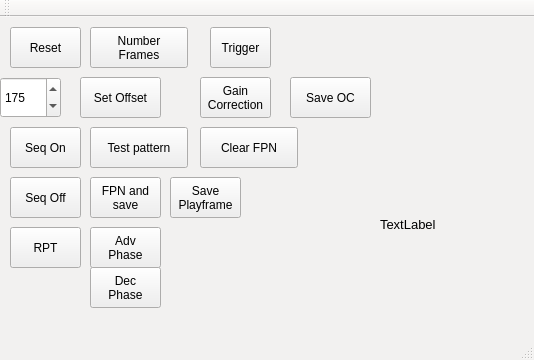
Before: the Qt Designer form src/mainwindow.ui in krontech/chronos-cam-app, drawn with Qt 5.
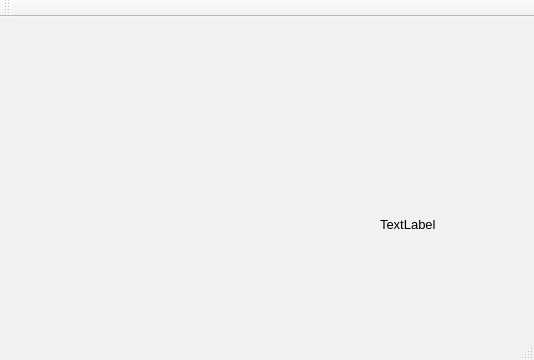
After: the same form once the commit is applied.

What changed in the file:
```diff
--- a/src/mainwindow.ui
+++ b/src/mainwindow.ui
@@ -84,33 +84,6 @@
    <double>1.000000000000000</double>
   </property>
   <widget class="QWidget" name="centralWidget">
-   <widget class="QPushButton" name="cmdWrite">
-    <property name="geometry">
-     <rect>
-      <x>10</x>
-      <y>210</y>
-      <width>71</width>
-      <height>41</height>
-     </rect>
-    </property>
-    <property name="text">
-     <string>RPT</string>
-    </property>
-   </widget>
-   <widget class="QPushButton" name="cmdAdvPhase">
-    <property name="geometry">
-     <rect>
-      <x>90</x>
-      <y>210</y>
-      <width>71</width>
-      <height>41</height>
-     </rect>
-    </property>
-    <property name="text">
-     <string>Adv
-Phase</string>
-    </property>
-   </widget>
    <widget class="QLabel" name="lblStatus">
     <property name="geometry">
      <rect>
@@ -135,196 +108,6 @@
      <set>Qt::AlignLeading|Qt::AlignLeft|Qt::AlignTop</set>
     </property>
    </widget>
-   <widget class="QPushButton" name="cmdSeqOn">
-    <property name="geometry">
-     <rect>
-      <x>10</x>
-      <y>110</y>
-      <width>71</width>
-      <height>41</height>
-     </rect>
-    </property>
-    <property name="text">
-     <string>Seq On</string>
-    </property>
-   </widget>
-   <widget class="QPushButton" name="cmdSeqOff">
-    <property name="geometry">
-     <rect>
-      <x>10</x>
-      <y>160</y>
-      <width>71</width>
-      <height>41</height>
-     </rect>
-    </property>
-    <property name="text">
-     <string>Seq Off</string>
-    </property>
-   </widget>
-   <widget class="QSpinBox" name="spnOffset">
-    <property name="geometry">
-     <rect>
-      <x>0</x>
-      <y>60</y>
-      <width>61</width>
-      <height>41</height>
-     </rect>
-    </property>
-    <property name="maximum">
-     <number>255</number>
-    </property>
-    <property name="value">
-     <number>175</number>
-    </property>
-   </widget>
-   <widget class="QPushButton" name="cmdSetOffset">
-    <property name="geometry">
-     <rect>
-      <x>80</x>
-      <y>60</y>
-      <width>81</width>
-      <height>41</height>
-     </rect>
-    </property>
-    <property name="text">
-     <string>Set Offset</string>
-    </property>
-   </widget>
-   <widget class="QPushButton" name="cmdTrigger">
-    <property name="geometry">
-     <rect>
-      <x>210</x>
-      <y>10</y>
-      <width>61</width>
-      <height>41</height>
-     </rect>
-    </property>
-    <property name="text">
-     <string>Trigger</string>
-    </property>
-   </widget>
-   <widget class="QPushButton" name="cmdRam">
-    <property name="geometry">
-     <rect>
-      <x>90</x>
-      <y>110</y>
-      <width>98</width>
-      <height>41</height>
-     </rect>
-    </property>
-    <property name="text">
-     <string>Test pattern</string>
-    </property>
-   </widget>
-   <widget class="QPushButton" name="cmdReset">
-    <property name="geometry">
-     <rect>
-      <x>10</x>
-      <y>10</y>
-      <width>71</width>
-      <height>41</height>
-     </rect>
-    </property>
-    <property name="text">
-     <string>Reset</string>
-    </property>
-   </widget>
-   <widget class="QPushButton" name="cmdFPN">
-    <property name="geometry">
-     <rect>
-      <x>90</x>
-      <y>160</y>
-      <width>71</width>
-      <height>41</height>
-     </rect>
-    </property>
-    <property name="text">
-     <string>FPN and
-save</string>
-    </property>
-   </widget>
-   <widget class="QPushButton" name="cmdFrameNumbers">
-    <property name="geometry">
-     <rect>
-      <x>90</x>
-      <y>10</y>
-      <width>98</width>
-      <height>41</height>
-     </rect>
-    </property>
-    <property name="text">
-     <string>Number
-Frames</string>
-    </property>
-   </widget>
-   <widget class="QPushButton" name="cmdDecPhase">
-    <property name="geometry">
-     <rect>
-      <x>90</x>
-      <y>250</y>
-      <width>71</width>
-      <height>41</height>
-     </rect>
-    </property>
-    <property name="text">
-     <string>Dec
-Phase</string>
-    </property>
-   </widget>
-   <widget class="QPushButton" name="cmdGC">
-    <property name="geometry">
-     <rect>
-      <x>200</x>
-      <y>60</y>
-      <width>71</width>
-      <height>41</height>
-     </rect>
-    </property>
-    <property name="text">
-     <string>Gain
-Correction</string>
-    </property>
-   </widget>
-   <widget class="QPushButton" name="cmdSaveOC">
-    <property name="geometry">
-     <rect>
-      <x>290</x>
-      <y>60</y>
-      <width>81</width>
-      <height>41</height>
-     </rect>
-    </property>
-    <property name="text">
-     <string>Save OC</string>
-    </property>
-   </widget>
-   <widget class="QPushButton" name="cmdSaveFrame">
-    <property name="geometry">
-     <rect>
-      <x>170</x>
-      <y>160</y>
-      <width>71</width>
-      <height>41</height>
-     </rect>
-    </property>
-    <property name="text">
-     <string>Save
-Playframe</string>
-    </property>
-   </widget>
-   <widget class="QPushButton" name="cmdClearFPN">
-    <property name="geometry">
-     <rect>
-      <x>200</x>
-      <y>110</y>
-      <width>98</width>
-      <height>41</height>
-     </rect>
-    </property>
-    <property name="text">
-     <string>Clear FPN</string>
-    </property>
-   </widget>
   </widget>
   <widget class="QMenuBar" name="menuBar">
    <property name="geometry">
```
Left out of the diff: 2 changed lines with no effect on the pictures.
